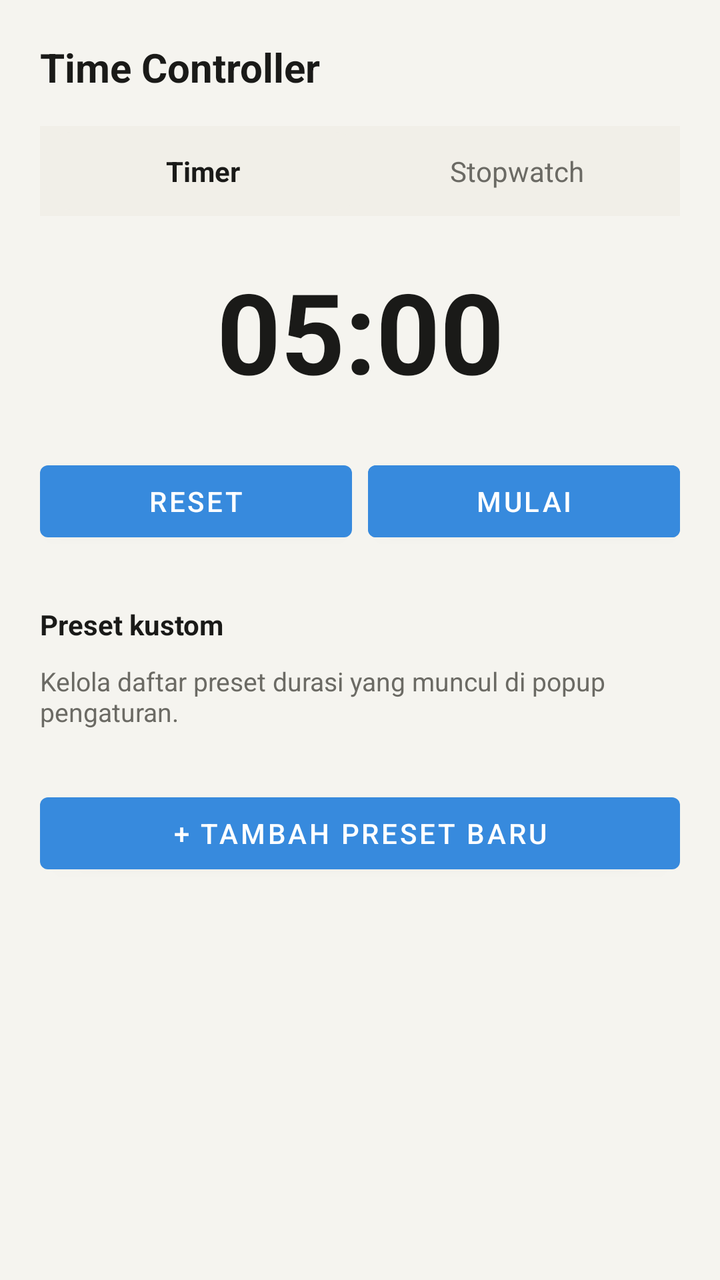
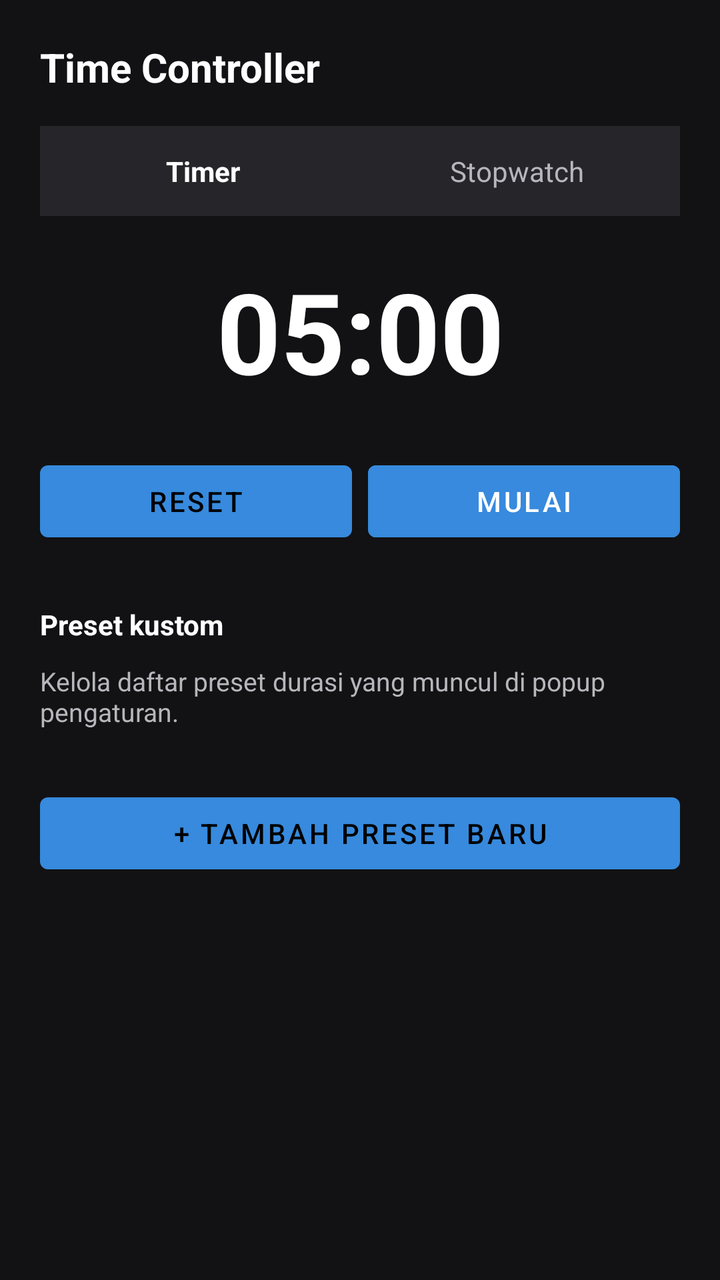

An Android layout rendered at two revisions. The XML below is the earlier revision; the diff shows what the commit changed to produce the second picture.
<!-- AndroidManifest.xml: application theme Theme.TimeController -->
<!-- res/layout/activity_main.xml -->
<?xml version="1.0" encoding="utf-8"?>
<ScrollView xmlns:android="http://schemas.android.com/apk/res/android"
    android:layout_width="match_parent"
    android:layout_height="match_parent"
    android:background="@color/background"
    android:fillViewport="true">

    <LinearLayout
        android:layout_width="match_parent"
        android:layout_height="wrap_content"
        android:orientation="vertical"
        android:padding="20dp">

        <TextView
            android:layout_width="wrap_content"
            android:layout_height="wrap_content"
            android:text="Time Controller"
            android:textColor="@color/text_primary"
            android:textSize="20sp"
            android:textStyle="bold"
            android:layout_marginBottom="16dp" />

        
        <LinearLayout
            android:id="@+id/modeSwitchContainer"
            android:layout_width="match_parent"
            android:layout_height="wrap_content"
            android:orientation="horizontal"
            android:background="@color/surface_muted"
            android:padding="3dp"
            android:layout_marginBottom="20dp">

            <TextView
                android:id="@+id/tabTimer"
                android:layout_width="0dp"
                android:layout_height="wrap_content"
                android:layout_weight="1"
                android:gravity="center"
                android:padding="10dp"
                android:text="Timer"
                android:textColor="@color/text_primary"
                android:textStyle="bold"
                android:background="@drawable/bg_time_box" />

            <TextView
                android:id="@+id/tabStopwatch"
                android:layout_width="0dp"
                android:layout_height="wrap_content"
                android:layout_weight="1"
                android:gravity="center"
                android:padding="10dp"
                android:text="Stopwatch"
                android:textColor="@color/text_secondary" />
        </LinearLayout>

        
        <TextView
            android:id="@+id/mainTimeDisplay"
            android:layout_width="match_parent"
            android:layout_height="wrap_content"
            android:gravity="center"
            android:text="05:00"
            android:textColor="@color/text_primary"
            android:textSize="56sp"
            android:textStyle="bold"
            android:layout_marginBottom="24dp" />

        
        <LinearLayout
            android:layout_width="match_parent"
            android:layout_height="wrap_content"
            android:orientation="horizontal"
            android:layout_marginBottom="28dp">

            <Button
                android:id="@+id/btnReset"
                android:layout_width="0dp"
                android:layout_height="wrap_content"
                android:layout_weight="1"
                android:layout_marginEnd="8dp"
                android:text="Reset" />

            <Button
                android:id="@+id/btnPlayPause"
                android:layout_width="0dp"
                android:layout_height="wrap_content"
                android:layout_weight="1"
                android:backgroundTint="@color/accent"
                android:textColor="@color/on_accent"
                android:text="Mulai" />
        </LinearLayout>

        <TextView
            android:layout_width="wrap_content"
            android:layout_height="wrap_content"
            android:text="Preset kustom"
            android:textColor="@color/text_primary"
            android:textStyle="bold"
            android:layout_marginBottom="10dp" />

        <TextView
            android:layout_width="wrap_content"
            android:layout_height="wrap_content"
            android:text="Kelola daftar preset durasi yang muncul di popup pengaturan."
            android:textColor="@color/text_secondary"
            android:textSize="13sp"
            android:layout_marginBottom="14dp" />

        
        <LinearLayout
            android:id="@+id/customPresetList"
            android:layout_width="match_parent"
            android:layout_height="wrap_content"
            android:orientation="vertical"
            android:layout_marginBottom="14dp" />

        <Button
            android:id="@+id/btnAddPreset"
            android:layout_width="match_parent"
            android:layout_height="wrap_content"
            android:text="+ Tambah preset baru" />

    </LinearLayout>
</ScrollView>
<!-- resources referenced by this layout -->
<resources>
  <color name="accent">#378ADD</color>
  <color name="background">#F5F4EF</color>
  <color name="on_accent">#FFFFFF</color>
  <color name="surface_muted">#F1EFE8</color>
  <color name="text_primary">#1A1A18</color>
  <color name="text_secondary">#6B6A64</color>
  <!-- drawable bg_time_box (drawable) -->
  <?xml version="1.0" encoding="utf-8"?>
  <shape xmlns:android="http://schemas.android.com/apk/res/android" android:shape="rectangle">
      <solid android:color="@color/surface_muted" />
      <corners android:radius="12dp" />
  </shape>
  <style name="Theme.TimeController" parent="Theme.MaterialComponents.DayNight.NoActionBar">
          <item name="colorPrimary">@color/accent</item>
          <item name="colorPrimaryDark">@color/accent</item>
          <item name="colorAccent">@color/accent</item>
          <item name="android:windowBackground">@color/background</item>
      </style>
</resources>

<!-- the commit's change to res/layout/activity_main.xml (unified diff, before → after) -->
@@ -40,6 +40,8 @@
                 android:text="Timer"
                 android:textColor="@color/text_primary"
                 android:textStyle="bold"
+                android:clickable="true"
+                android:focusable="true"
                 android:background="@drawable/bg_time_box" />
 
             <TextView
@@ -50,7 +52,10 @@
                 android:gravity="center"
                 android:padding="10dp"
                 android:text="Stopwatch"
-                android:textColor="@color/text_secondary" />
+                android:textColor="@color/text_secondary"
+                android:clickable="true"
+                android:focusable="true"
+                android:background="@android:color/transparent" />
         </LinearLayout>
 
         
<!-- resource entries referenced after the edit -->
@@ -1,22 +1,24 @@
 <!-- resources referenced by this layout -->
 <resources>
   <color name="accent">#378ADD</color>
-  <color name="background">#F5F4EF</color>
+  <color name="background">#121214</color>
   <color name="on_accent">#FFFFFF</color>
-  <color name="surface_muted">#F1EFE8</color>
-  <color name="text_primary">#1A1A18</color>
-  <color name="text_secondary">#6B6A64</color>
+  <color name="surface_muted">#26262A</color>
+  <color name="text_primary">#FFFFFF</color>
+  <color name="text_secondary">#B7B6BC</color>
   <!-- drawable bg_time_box (drawable) -->
   <?xml version="1.0" encoding="utf-8"?>
   <shape xmlns:android="http://schemas.android.com/apk/res/android" android:shape="rectangle">
       <solid android:color="@color/surface_muted" />
       <corners android:radius="12dp" />
   </shape>
-  <style name="Theme.TimeController" parent="Theme.MaterialComponents.DayNight.NoActionBar">
+  <style name="Theme.TimeController" parent="Theme.MaterialComponents.NoActionBar">
           <item name="colorPrimary">@color/accent</item>
           <item name="colorPrimaryDark">@color/accent</item>
           <item name="colorAccent">@color/accent</item>
           <item name="android:windowBackground">@color/background</item>
+          
+          <item name="android:forceDarkAllowed" tools:targetApi="q">false</item>
       </style>
 </resources>
 
